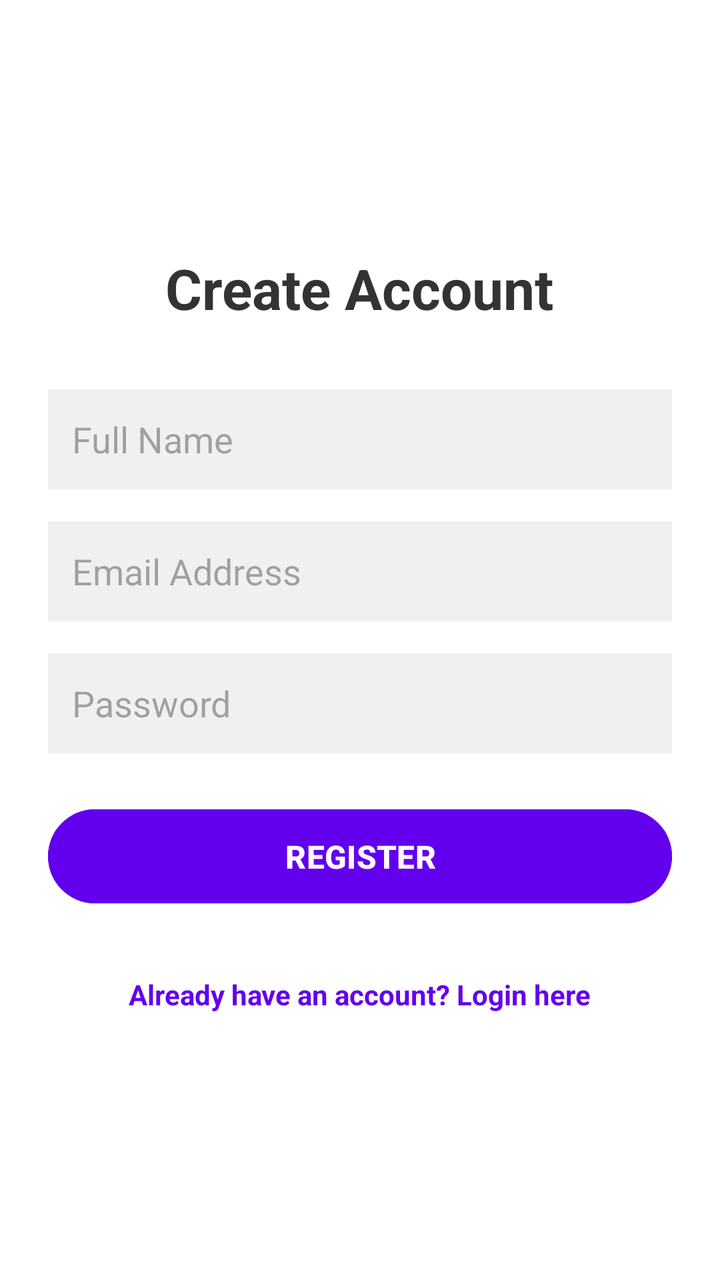
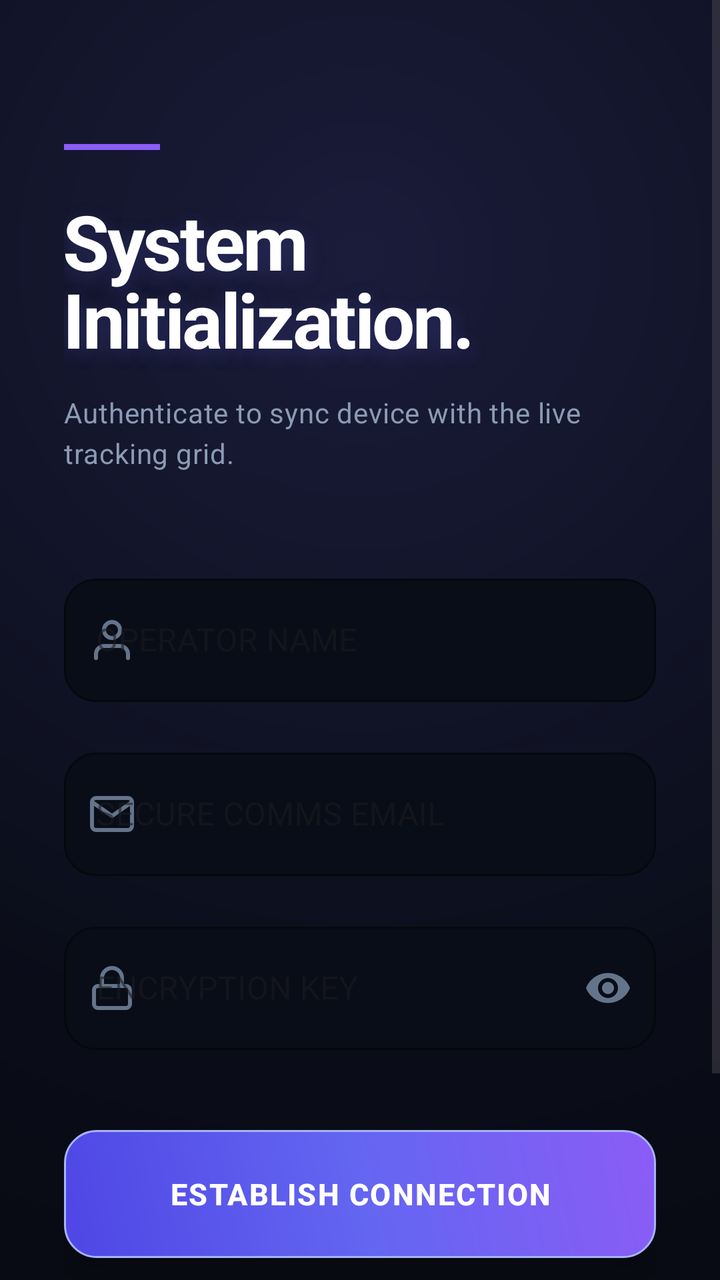

An Android layout rendered at two revisions. The XML below is the earlier revision; the diff shows what the commit changed to produce the second picture.
<!-- AndroidManifest.xml: application theme Theme.Gotilo -->
<!-- res/layout/activity_register.xml -->
<?xml version="1.0" encoding="utf-8"?>
<LinearLayout xmlns:android="http://schemas.android.com/apk/res/android"
    android:layout_width="match_parent"
    android:layout_height="match_parent"
    android:orientation="vertical"
    android:padding="24dp"
    android:gravity="center"
    android:background="#FFFFFF">

    <TextView
        android:layout_width="wrap_content"
        android:layout_height="wrap_content"
        android:text="Create Account"
        android:textSize="28sp"
        android:textStyle="bold"
        android:textColor="#333333"
        android:layout_marginBottom="32dp"/>

    <EditText
        android:id="@+id/etName"
        android:layout_width="match_parent"
        android:layout_height="50dp"
        android:hint="Full Name"
        android:inputType="textPersonName"
        android:background="#F0F0F0"
        android:padding="12dp"
        android:layout_marginBottom="16dp"
        android:textColor="#000000"/>

    <EditText
        android:id="@+id/etEmail"
        android:layout_width="match_parent"
        android:layout_height="50dp"
        android:hint="Email Address"
        android:inputType="textEmailAddress"
        android:background="#F0F0F0"
        android:padding="12dp"
        android:layout_marginBottom="16dp"
        android:textColor="#000000"/>

    <EditText
        android:id="@+id/etPassword"
        android:layout_width="match_parent"
        android:layout_height="50dp"
        android:hint="Password"
        android:inputType="textPassword"
        android:background="#F0F0F0"
        android:padding="12dp"
        android:layout_marginBottom="24dp"
        android:textColor="#000000"/>

    <Button
        android:id="@+id/btnRegister"
        android:layout_width="match_parent"
        android:layout_height="55dp"
        android:text="REGISTER"
        android:textSize="16sp"
        android:textStyle="bold"
        android:backgroundTint="#6200EE"
        android:textColor="#FFFFFF"/>

    
    <ProgressBar
        android:id="@+id/progressBar"
        android:layout_width="wrap_content"
        android:layout_height="wrap_content"
        android:layout_marginTop="16dp"
        android:visibility="gone"/>

    <TextView
        android:id="@+id/tvGoToLogin"
        android:layout_width="wrap_content"
        android:layout_height="wrap_content"
        android:text="Already have an account? Login here"
        android:textColor="#6200EE"
        android:textSize="14sp"
        android:textStyle="bold"
        android:layout_marginTop="24dp"
        android:padding="8dp"/>
</LinearLayout>
<!-- resources referenced by this layout -->
<resources>
  <style name="Theme.Gotilo" parent="Base.Theme.Gotilo" />
  <style name="Base.Theme.Gotilo" parent="Theme.Material3.DayNight.NoActionBar">
          
          
      </style>
</resources>

<!-- the commit's change to res/layout/activity_register.xml (unified diff, before → after) -->
@@ -1,80 +1,220 @@
 <?xml version="1.0" encoding="utf-8"?>
-<LinearLayout xmlns:android="http://schemas.android.com/apk/res/android"
+<ScrollView xmlns:android="http://schemas.android.com/apk/res/android"
+    xmlns:app="http://schemas.android.com/apk/res-auto"
+    xmlns:tools="http://schemas.android.com/tools"
     android:layout_width="match_parent"
     android:layout_height="match_parent"
-    android:orientation="vertical"
-    android:padding="24dp"
-    android:gravity="center"
-    android:background="#FFFFFF">
-
-    <TextView
-        android:layout_width="wrap_content"
+    android:background="@drawable/bg_ambient_glow"
+    android:fillViewport="true"
+    android:overScrollMode="never">
+
+    <androidx.constraintlayout.widget.ConstraintLayout
+        android:layout_width="match_parent"
         android:layout_height="wrap_content"
-        android:text="Create Account"
-        android:textSize="28sp"
-        android:textStyle="bold"
-        android:textColor="#333333"
-        android:layout_marginBottom="32dp"/>
-
-    <EditText
-        android:id="@+id/etName"
-        android:layout_width="match_parent"
-        android:layout_height="50dp"
-        android:hint="Full Name"
-        android:inputType="textPersonName"
-        android:background="#F0F0F0"
-        android:padding="12dp"
-        android:layout_marginBottom="16dp"
-        android:textColor="#000000"/>
-
-    <EditText
-        android:id="@+id/etEmail"
-        android:layout_width="match_parent"
-        android:layout_height="50dp"
-        android:hint="Email Address"
-        android:inputType="textEmailAddress"
-        android:background="#F0F0F0"
-        android:padding="12dp"
-        android:layout_marginBottom="16dp"
-        android:textColor="#000000"/>
-
-    <EditText
-        android:id="@+id/etPassword"
-        android:layout_width="match_parent"
-        android:layout_height="50dp"
-        android:hint="Password"
-        android:inputType="textPassword"
-        android:background="#F0F0F0"
-        android:padding="12dp"
-        android:layout_marginBottom="24dp"
-        android:textColor="#000000"/>
-
-    <Button
-        android:id="@+id/btnRegister"
-        android:layout_width="match_parent"
-        android:layout_height="55dp"
-        android:text="REGISTER"
-        android:textSize="16sp"
-        android:textStyle="bold"
-        android:backgroundTint="#6200EE"
-        android:textColor="#FFFFFF"/>
-
-    
-    <ProgressBar
-        android:id="@+id/progressBar"
-        android:layout_width="wrap_content"
-        android:layout_height="wrap_content"
-        android:layout_marginTop="16dp"
-        android:visibility="gone"/>
-
-    <TextView
-        android:id="@+id/tvGoToLogin"
-        android:layout_width="wrap_content"
-        android:layout_height="wrap_content"
-        android:text="Already have an account? Login here"
-        android:textColor="#6200EE"
-        android:textSize="14sp"
-        android:textStyle="bold"
-        android:layout_marginTop="24dp"
-        android:padding="8dp"/>
-</LinearLayout>
+        android:paddingHorizontal="32dp"
+        android:paddingVertical="40dp">
+
+        
+        <View
+            android:id="@+id/techAccent"
+            android:layout_width="48dp"
+            android:layout_height="3dp"
+            android:layout_marginTop="32dp"
+            android:background="#8B5CF6"
+            app:layout_constraintStart_toStartOf="parent"
+            app:layout_constraintTop_toTopOf="parent" />
+
+        
+        <TextView
+            android:id="@+id/tvTitle"
+            android:layout_width="0dp"
+            android:layout_height="wrap_content"
+            android:layout_marginTop="20dp"
+            android:text="System\nInitialization."
+            android:textColor="#FFFFFF"
+            android:textSize="38sp"
+            android:textStyle="bold"
+            android:lineSpacingExtra="-6dp"
+            android:letterSpacing="-0.03"
+            android:shadowColor="#406366F1"
+            android:shadowDx="0"
+            android:shadowDy="8"
+            android:shadowRadius="24"
+            app:layout_constraintEnd_toEndOf="parent"
+            app:layout_constraintStart_toStartOf="parent"
+            app:layout_constraintTop_toBottomOf="@id/techAccent" />
+
+        <TextView
+            android:id="@+id/tvSubtitle"
+            android:layout_width="0dp"
+            android:layout_height="wrap_content"
+            android:layout_marginTop="12dp"
+            android:text="Authenticate to sync device with the live tracking grid."
+            android:textColor="#8B9BB4"
+            android:textSize="14sp"
+            android:letterSpacing="0.02"
+            android:lineSpacingExtra="4dp"
+            app:layout_constraintEnd_toEndOf="parent"
+            app:layout_constraintStart_toStartOf="parent"
+            app:layout_constraintTop_toBottomOf="@id/tvTitle" />
+
+        
+        <LinearLayout
+            android:id="@+id/formContainer"
+            android:layout_width="match_parent"
+            android:layout_height="wrap_content"
+            android:layout_marginTop="48dp"
+            android:orientation="vertical"
+            app:layout_constraintBottom_toTopOf="@+id/btnRegister"
+            app:layout_constraintTop_toBottomOf="@id/tvSubtitle"
+            app:layout_constraintVertical_bias="0.2">
+
+            
+            <com.google.android.material.textfield.TextInputLayout
+                style="@style/Widget.MaterialComponents.TextInputLayout.OutlinedBox"
+                android:layout_width="match_parent"
+                android:layout_height="wrap_content"
+                android:layout_marginBottom="20dp"
+                android:hint="OPERATOR NAME"
+                app:boxBackgroundColor="#090D17"
+                app:boxCornerRadiusBottomEnd="16dp"
+                app:boxCornerRadiusBottomStart="16dp"
+                app:boxCornerRadiusTopEnd="16dp"
+                app:boxCornerRadiusTopStart="16dp"
+                app:boxStrokeColor="#8B5CF6"
+                app:boxStrokeWidth="1dp"
+                app:boxStrokeWidthFocused="2dp"
+                app:hintTextColor="#8B5CF6"
+                app:startIconDrawable="@drawable/ic_user"
+                app:startIconTint="#64748B">
+
+                <com.google.android.material.textfield.TextInputEditText
+                    android:id="@+id/etName"
+                    android:layout_width="match_parent"
+                    android:layout_height="wrap_content"
+                    android:inputType="textPersonName"
+                    android:paddingVertical="20dp"
+                    android:textColor="#FFFFFF"
+                    android:textColorHint="#334155"
+                    android:textCursorDrawable="@null"
+                    android:textSize="16sp" />
+            </com.google.android.material.textfield.TextInputLayout>
+
+            
+            <com.google.android.material.textfield.TextInputLayout
+                style="@style/Widget.MaterialComponents.TextInputLayout.OutlinedBox"
+                android:layout_width="match_parent"
+                android:layout_height="wrap_content"
+                android:layout_marginBottom="20dp"
+                android:hint="SECURE COMMS EMAIL"
+                app:boxBackgroundColor="#090D17"
+                app:boxCornerRadiusBottomEnd="16dp"
+                app:boxCornerRadiusBottomStart="16dp"
+                app:boxCornerRadiusTopEnd="16dp"
+                app:boxCornerRadiusTopStart="16dp"
+                app:boxStrokeColor="#8B5CF6"
+                app:boxStrokeWidth="1dp"
+                app:boxStrokeWidthFocused="2dp"
+                app:hintTextColor="#8B5CF6"
+                app:startIconDrawable="@drawable/ic_email"
+                app:startIconTint="#64748B">
+
+                <com.google.android.material.textfield.TextInputEditText
+                    android:id="@+id/etEmail"
+                    android:layout_width="match_parent"
+                    android:layout_height="wrap_content"
+                    android:inputType="textEmailAddress"
+                    android:paddingVertical="20dp"
+                    android:textColor="#FFFFFF"
+                    android:textColorHint="#334155"
+                    android:textCursorDrawable="@null"
+                    android:textSize="16sp" />
+            </com.google.android.material.textfield.TextInputLayout>
+
+            
+            <com.google.android.material.textfield.TextInputLayout
+                style="@style/Widget.MaterialComponents.TextInputLayout.OutlinedBox"
+                android:layout_width="match_parent"
+                android:layout_height="wrap_content"
+                android:hint="ENCRYPTION KEY"
+                app:boxBackgroundColor="#090D17"
+                app:boxCornerRadiusBottomEnd="16dp"
+                app:boxCornerRadiusBottomStart="16dp"
+                app:boxCornerRadiusTopEnd="16dp"
+                app:boxCornerRadiusTopStart="16dp"
+                app:boxStrokeColor="#8B5CF6"
+                app:boxStrokeWidth="1dp"
+                app:boxStrokeWidthFocused="2dp"
+                app:hintTextColor="#8B5CF6"
+                app:passwordToggleEnabled="true"
+                app:passwordToggleTint="#64748B"
+                app:startIconDrawable="@drawable/ic_lock"
+                app:startIconTint="#64748B">
+
+                <com.google.android.material.textfield.TextInputEditText
+                    android:id="@+id/etPassword"
+                    android:layout_width="match_parent"
+                    android:layout_height="wrap_content"
+                    android:inputType="textPassword"
+                    android:paddingVertical="20dp"
+                    android:textColor="#FFFFFF"
+                    android:textColorHint="#334155"
+                    android:textCursorDrawable="@null"
+                    android:textSize="16sp" />
+            </com.google.android.material.textfield.TextInputLayout>
+
+        </LinearLayout>
+
+        
+        
+        <androidx.appcompat.widget.AppCompatButton
+            android:id="@+id/btnRegister"
+            android:layout_width="match_parent"
+            android:layout_height="64dp"
+            android:layout_marginTop="40dp"
+            android:layout_marginBottom="16dp"
+            android:background="@drawable/bg_tech_button"
+            android:elevation="8dp"
+            android:letterSpacing="0.05"
+            android:stateListAnimator="@null"
+            android:text="Establish Connection"
+            android:textAllCaps="true"
+            android:textColor="#FFFFFF"
+            android:textSize="15sp"
+            android:textStyle="bold"
+            app:layout_constraintBottom_toTopOf="@+id/tvGoToLogin"
+            app:layout_constraintTop_toBottomOf="@id/formContainer"
+            app:layout_constraintVertical_bias="1.0" />
+
+        
+        <TextView
+            android:id="@+id/tvGoToLogin"
+            android:layout_width="wrap_content"
+            android:layout_height="wrap_content"
+            android:layout_marginBottom="24dp"
+            android:background="?attr/selectableItemBackgroundBorderless"
+            android:clickable="true"
+            android:focusable="true"
+            android:padding="12dp"
+            android:text="NODE ALREADY ACTIVE? AUTHENTICATE HERE."
+            android:textColor="#64748B"
+            android:textSize="12sp"
+            android:letterSpacing="0.05"
+            app:layout_constraintBottom_toBottomOf="parent"
+            app:layout_constraintEnd_toEndOf="parent"
+            app:layout_constraintStart_toStartOf="parent" />
+
+        <ProgressBar
+            android:id="@+id/progressBar"
+            android:layout_width="32dp"
+            android:layout_height="32dp"
+            android:indeterminateTint="#FFFFFF"
+            android:elevation="10dp"
+            android:visibility="gone"
+            app:layout_constraintBottom_toBottomOf="@+id/btnRegister"
+            app:layout_constraintEnd_toEndOf="@+id/btnRegister"
+            app:layout_constraintStart_toStartOf="@+id/btnRegister"
+            app:layout_constraintTop_toTopOf="@+id/btnRegister" />
+
+    </androidx.constraintlayout.widget.ConstraintLayout>
+</ScrollView>
<!-- resource entries referenced after the edit -->
@@ -1,5 +1,78 @@
 <!-- resources referenced by this layout -->
 <resources>
+  <!-- drawable bg_ambient_glow (drawable) -->
+  <?xml version="1.0" encoding="utf-8"?>
+  <shape xmlns:android="http://schemas.android.com/apk/res/android"
+      android:shape="rectangle">
+      <gradient
+          android:type="radial"
+          android:centerX="0.5"
+          android:centerY="0.2"
+          android:gradientRadius="800dp"
+          android:startColor="#1A1C3A"
+          android:centerColor="#0A0D18"
+          android:endColor="#05070A" />
+  </shape>
+  <!-- drawable bg_tech_button (drawable) -->
+  <?xml version="1.0" encoding="utf-8"?>
+  <shape xmlns:android="http://schemas.android.com/apk/res/android">
+      <gradient
+          android:angle="45"
+          android:startColor="#4F46E5"
+          android:centerColor="#6366F1"
+          android:endColor="#8B5CF6"
+          android:type="linear" />
+      <corners android:radius="16dp" />
+      
+      <stroke
+          android:width="1dp"
+          android:color="#A5B4FC" />
+  </shape>
+  <!-- drawable ic_email (drawable) -->
+  <?xml version="1.0" encoding="utf-8"?>
+  <vector xmlns:android="http://schemas.android.com/apk/res/android"
+      android:width="24dp"
+      android:height="24dp"
+      android:viewportWidth="24"
+      android:viewportHeight="24">
+      <path
+          android:fillColor="#00000000"
+          android:strokeColor="#FFFFFF"
+          android:strokeLineCap="round"
+          android:strokeLineJoin="round"
+          android:strokeWidth="2"
+          android:pathData="M4,4h16c1.1,0 2,0.9 2,2v12c0,1.1 -0.9,2 -2,2H4c-1.1,0 -2,-0.9 -2,-2V6c0,-1.1 0.9,-2 2,-2zM22,6l-10,7L2,6" />
+  </vector>
+  <!-- drawable ic_lock (drawable) -->
+  <?xml version="1.0" encoding="utf-8"?>
+  <vector xmlns:android="http://schemas.android.com/apk/res/android"
+      android:width="24dp"
+      android:height="24dp"
+      android:viewportWidth="24"
+      android:viewportHeight="24">
+      <path
+          android:fillColor="#00000000"
+          android:strokeColor="#FFFFFF"
+          android:strokeLineCap="round"
+          android:strokeLineJoin="round"
+          android:strokeWidth="2"
+          android:pathData="M19,11H5c-1.1,0 -2,0.9 -2,2v7c0,1.1 0.9,2 2,2h14c1.1,0 2,-0.9 2,-2v-7c0,-1.1 -0.9,-2 -2,-2zM7,11V7a5,5 0,0 1,10 0v4" />
+  </vector>
+  <!-- drawable ic_user (drawable) -->
+  <?xml version="1.0" encoding="utf-8"?>
+  <vector xmlns:android="http://schemas.android.com/apk/res/android"
+      android:width="24dp"
+      android:height="24dp"
+      android:viewportWidth="24"
+      android:viewportHeight="24">
+      <path
+          android:fillColor="#00000000"
+          android:strokeColor="#FFFFFF"
+          android:strokeLineCap="round"
+          android:strokeLineJoin="round"
+          android:strokeWidth="2"
+          android:pathData="M20,21v-2a4,4 0,0 0,-4 -4H8a4,4 0,0 0,-4 4v2M12,11a4,4 0,1 0,0 -8,4 4,0 0,0 0,8z" />
+  </vector>
   <style name="Theme.Gotilo" parent="Base.Theme.Gotilo" />
   <style name="Base.Theme.Gotilo" parent="Theme.Material3.DayNight.NoActionBar">
           
